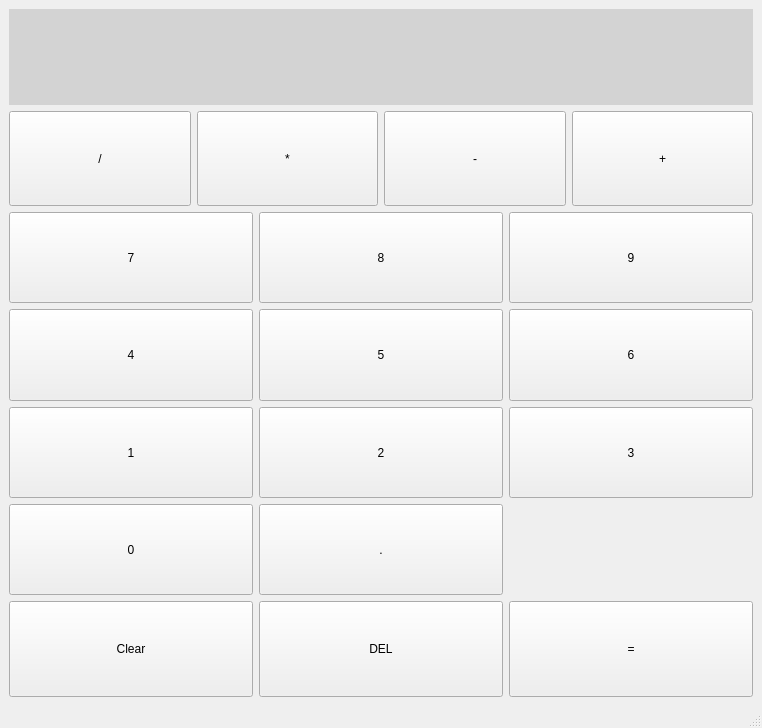
ITT-21SS-UR/assignment-02-JJLo1, file calculator.ui: the form before one commit.
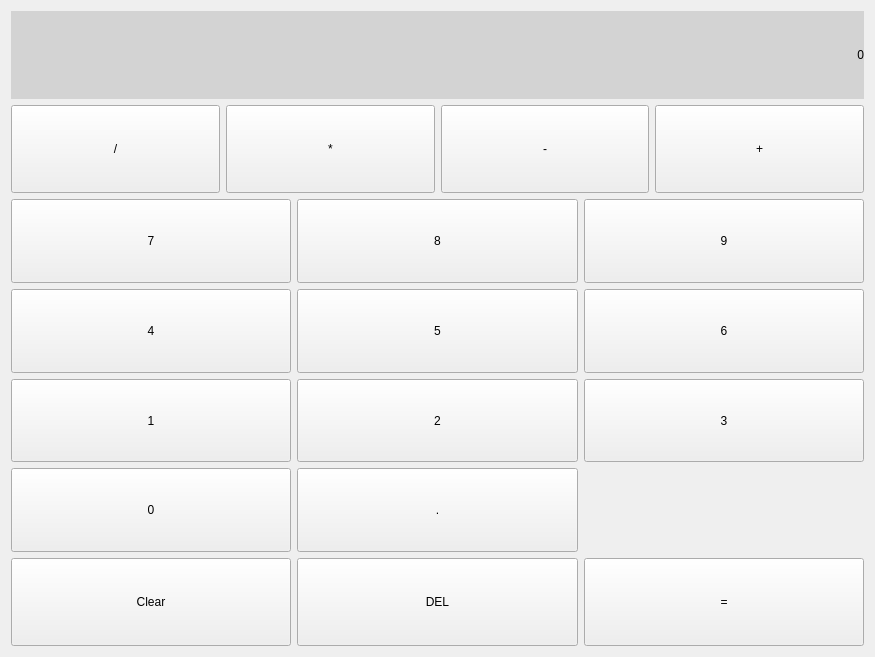
The form after the commit.

Commit message:
Added init functionality for IttCalculator
changed ui Class from QMainWindow to QWidget

```diff
--- a/calculator.ui
+++ b/calculator.ui
@@ -1,20 +1,19 @@
 <?xml version="1.0" encoding="UTF-8"?>
 <ui version="4.0">
- <class>MainWindow</class>
- <widget class="QMainWindow" name="MainWindow">
+ <class>Form</class>
+ <widget class="QWidget" name="Form">
   <property name="geometry">
    <rect>
     <x>0</x>
     <y>0</y>
-    <width>762</width>
-    <height>728</height>
+    <width>875</width>
+    <height>657</height>
    </rect>
   </property>
   <property name="windowTitle">
    <string>MainWindow</string>
   </property>
-  <widget class="QWidget" name="centralwidget">
-   <layout class="QVBoxLayout" name="verticalLayout_2" stretch="1,1,4,1">
+  <layout class="QVBoxLayout" name="verticalLayout" stretch="1,1,4,1">
     <item>
      <widget class="QLabel" name="ScreenLabel">
       <property name="sizePolicy">
@@ -30,7 +29,7 @@
        <string notr="true">background-color : lightgrey</string>
       </property>
       <property name="text">
-       <string/>
+      <string>0</string>
       </property>
       <property name="alignment">
        <set>Qt::AlignRight|Qt::AlignTrailing|Qt::AlignVCenter</set>
@@ -97,14 +96,6 @@
      </layout>
     </item>
     <item>
-     <layout class="QHBoxLayout" name="horizontalLayout" stretch="0">
-      <property name="spacing">
-       <number>6</number>
-      </property>
-      <property name="leftMargin">
-       <number>0</number>
-      </property>
-      <item>
        <layout class="QGridLayout" name="gridLayout_2">
         <item row="3" column="1">
          <widget class="QPushButton" name="NumButton_1">
@@ -251,8 +242,6 @@
         </item>
        </layout>
       </item>
-     </layout>
-    </item>
     <item>
      <layout class="QHBoxLayout" name="horizontalLayout_2" stretch="0,0,0">
       <item>
@@ -297,18 +286,6 @@
      </layout>
     </item>
    </layout>
-  </widget>
-  <widget class="QMenuBar" name="menubar">
-   <property name="geometry">
-    <rect>
-     <x>0</x>
-     <y>0</y>
-     <width>762</width>
-     <height>24</height>
-    </rect>
-   </property>
-  </widget>
-  <widget class="QStatusBar" name="statusbar"/>
  </widget>
  <resources/>
  <connections/>
```
Left out of the diff: 2 changed lines with no effect on the pictures. Lines whose indentation alone changed are shown as unchanged.
